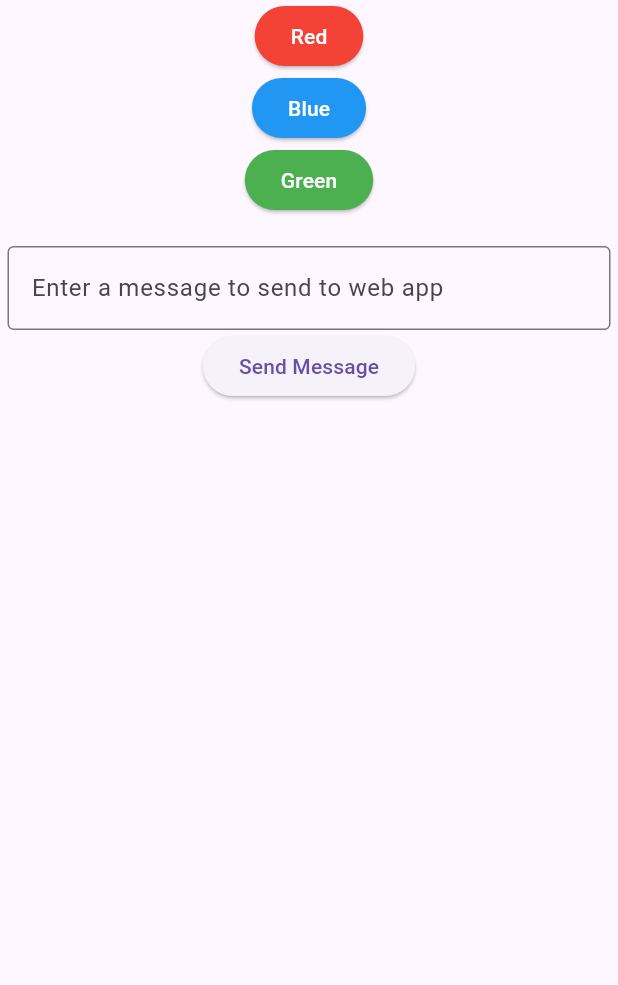
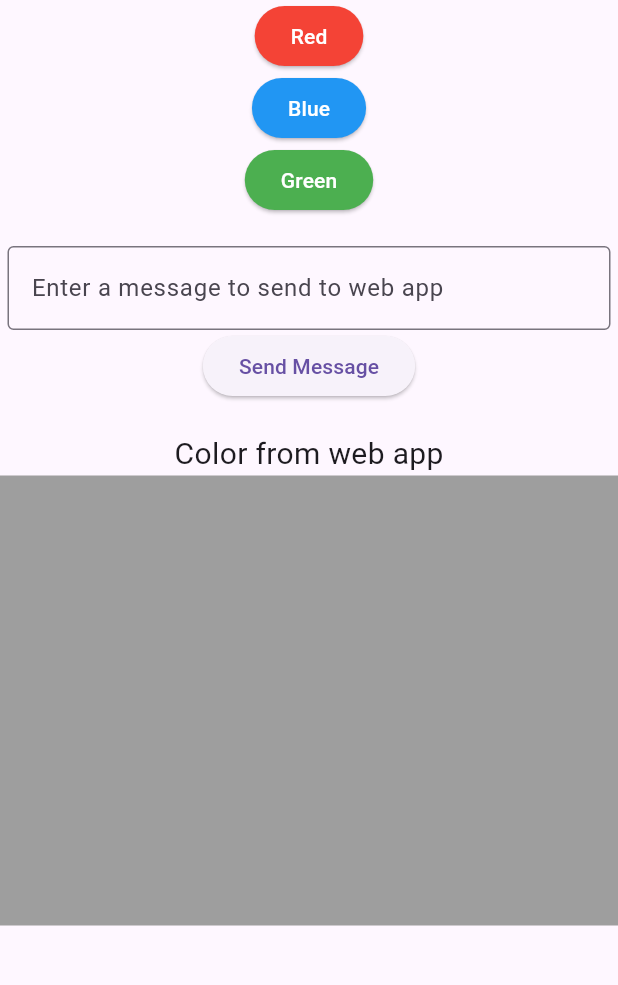
Before and after one commit to louis-emmerson/Speedquizzing_test_repo, a Flutter app: the screen it shows after launch, on a phone screen of 412 x 824 dp, the part 84-1069 px from its top. Run offline on Flutter 3.47's test engine with Material 3 defaults, Android fonts, the phone set to English and light mode, and no system bars; network calls fail.

Commit message:
container for color from web app

```diff
--- a/sq_test_app/lib/main.dart
+++ b/sq_test_app/lib/main.dart
@@ -106,7 +106,7 @@ class _MyHomePageState extends State<MyHomePage> {
               ),
             ),
             Container(
-              margin: EdgeInsets.only(left: 5,right: 5,top: 20),
+              margin: const EdgeInsets.only(left: 5, right: 5, top: 20),
               child: TextField(
                 controller: msgTextController,
                 decoration: const InputDecoration(
@@ -119,6 +119,22 @@ class _MyHomePageState extends State<MyHomePage> {
               onPressed: () => {_sendTextMsg(msgTextController.text)},
               child: const Text("Send Message"),
             ),
+            Container(
+              margin: const EdgeInsets.only(top: 20),
+              child: Column(
+                children: [
+                  const Text(
+                    "Color from web app",
+                    style: TextStyle(fontSize: 20),
+                  ),
+                  Container(
+                    width: double.infinity,
+                    height: 300,
+                    decoration: const BoxDecoration(color: Colors.grey),
+                  )
+                ],
+              ),
+            )
           ],
         ),
       ),
```
